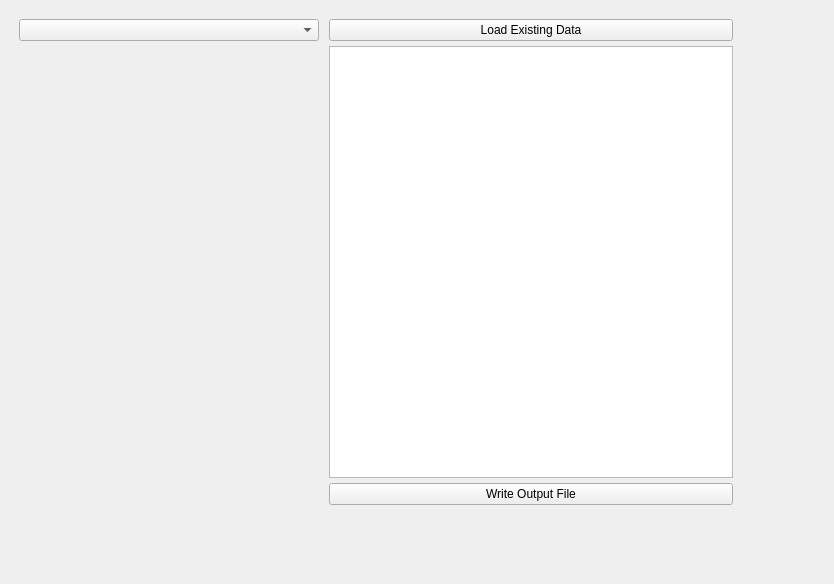
BCDA-APS/gestalt, file .data/Form.ui: the form before one commit.
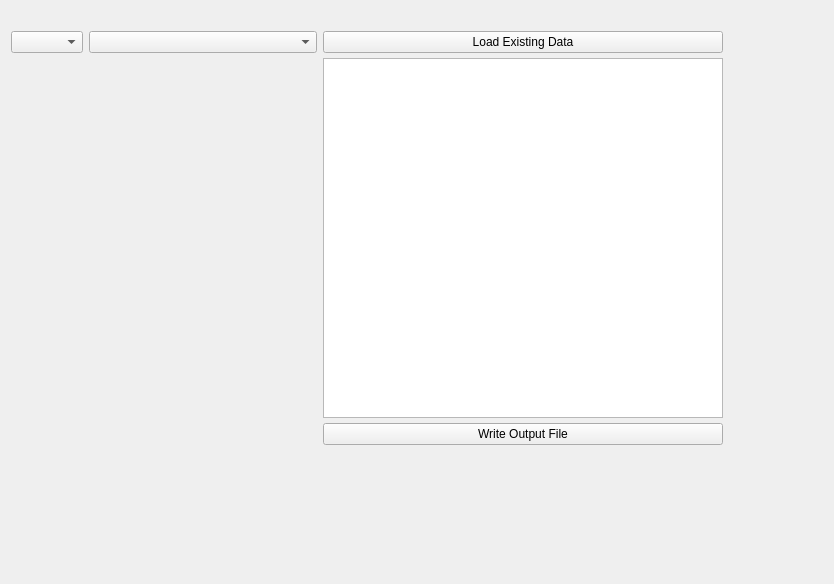
The form after the commit.

Diff of the .ui file:
```diff
--- a/.data/Form.ui
+++ b/.data/Form.ui
@@ -13,30 +13,40 @@
   <property name="windowTitle">
    <string>Form</string>
   </property>
-  <widget class="QWidget" name="layoutWidget">
+  <widget class="QWidget" name="">
    <property name="geometry">
     <rect>
-     <x>9</x>
-     <y>9</y>
-     <width>734</width>
-     <height>526</height>
+     <x>1</x>
+     <y>21</y>
+     <width>732</width>
+     <height>449</height>
     </rect>
    </property>
-   <layout class="QGridLayout" name="gridLayout" columnstretch="2,3">
-    <property name="sizeConstraint">
-     <enum>QLayout::SetDefaultConstraint</enum>
+   <layout class="QVBoxLayout" name="verticalLayout_3">
+    <property name="leftMargin">
+     <number>10</number>
     </property>
-    <property name="horizontalSpacing">
+    <property name="topMargin">
      <number>10</number>
     </property>
+    <property name="rightMargin">
+     <number>10</number>
+    </property>
+    <property name="bottomMargin">
+     <number>5</number>
+    </property>
+    <item>
+     <layout class="QHBoxLayout" name="horizontalLayout_2">
     <property name="margin">
-     <number>10</number>
-    </property>
-    <item row="0" column="0">
-     <layout class="QVBoxLayout" name="verticalLayout_2" stretch="1,3,2">
-      <property name="sizeConstraint">
-       <enum>QLayout::SetDefaultConstraint</enum>
-      </property>
+       <number>0</number>
+      </property>
+      <item>
+       <layout class="QVBoxLayout" name="verticalLayout_2" stretch="1,3,4">
+        <item>
+         <layout class="QHBoxLayout" name="horizontalLayout" stretch="1,5">
+          <item>
+           <widget class="QComboBox" name="TemplateType"/>
+          </item>
       <item>
        <widget class="QComboBox" name="TemplateSelect">
         <property name="sizePolicy">
@@ -47,6 +57,8 @@
         </property>
        </widget>
       </item>
+         </layout>
+        </item>
       <item>
        <widget class="QLabel" name="TemplateInfo">
         <property name="sizePolicy">
@@ -107,7 +119,7 @@
       </item>
      </layout>
     </item>
-    <item row="0" column="1">
+      <item>
      <layout class="QVBoxLayout" name="verticalLayout">
       <property name="spacing">
        <number>5</number>
@@ -164,7 +176,9 @@
       </item>
      </layout>
     </item>
-    <item row="1" column="0" colspan="2">
+     </layout>
+    </item>
+    <item>
      <widget class="QLabel" name="Status">
       <property name="text">
        <string/>
```
Lines whose indentation alone changed are shown as unchanged.
